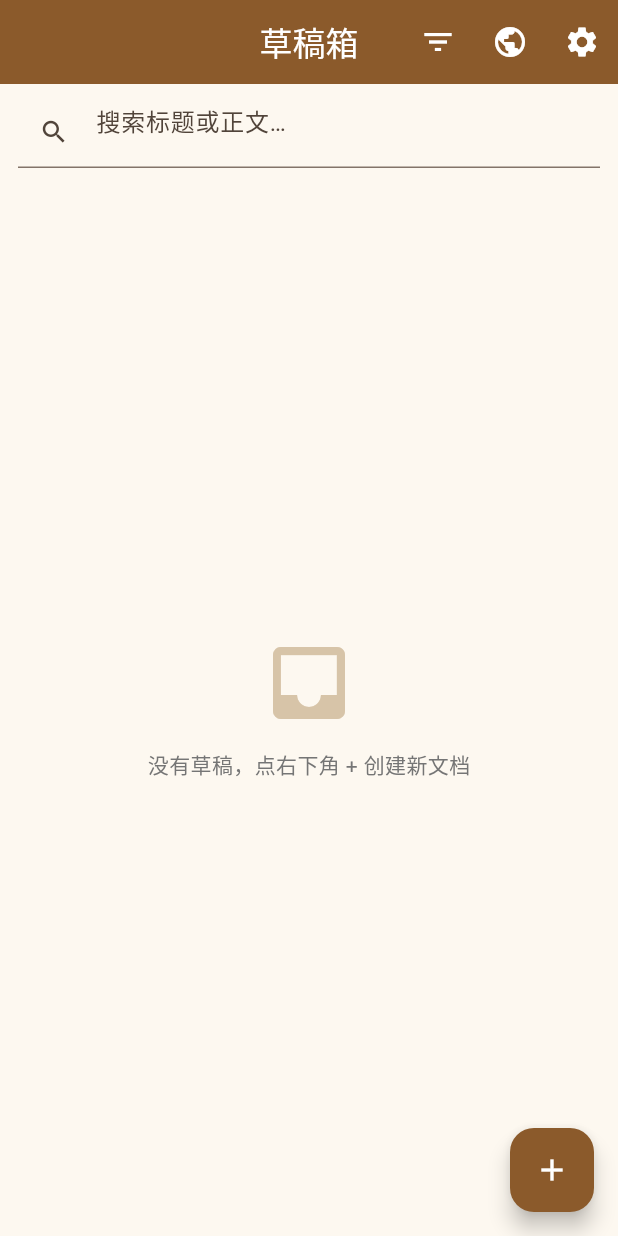
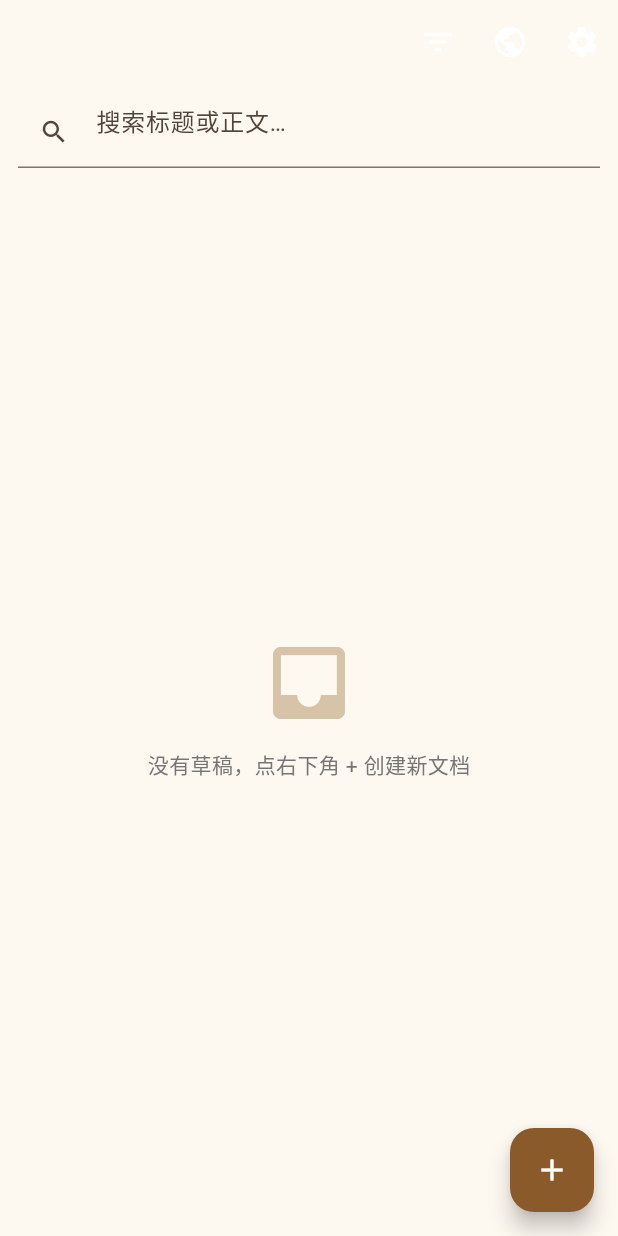
Before and after one commit to Tangerine-ora/writeyoulove, a Flutter app: the screen it shows after launch, on a phone screen of 412 x 824 dp. Run offline on Flutter 3.47's test engine with Material 3 defaults, Android fonts, the phone set to English and light mode, and no system bars; our stand-ins replace webview_flutter; missing offline and left inert: dart_quill_delta, flutter_quill.

Commit message:
fix: 去掉草稿箱大标题 + AppBar 透明无棕色框

```diff
--- a/lib/pages/draft_list_page.dart
+++ b/lib/pages/draft_list_page.dart
@@ -35,7 +35,10 @@ class _DraftListPageState extends State<DraftListPage> {
 
     return Scaffold(
       appBar: AppBar(
-        title: Text(_selectMode ? '已选 ${_selected.length} 项' : '草稿箱'),
+        backgroundColor: Colors.transparent,
+        elevation: 0,
+        title: _selectMode ? Text('已选 ${_selected.length} 项') : null,
+        centerTitle: false,
         actions: [
           if (_selectMode)
             IconButton(
```
